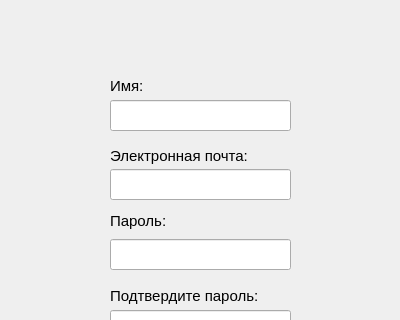
The window that qt files/registration.ui (gamr416/Keeps) describes before a commit, drawn with Qt 5; both pictures show x 0 to 400 and y 0 to 320 of the 400 by 500 pixel window.
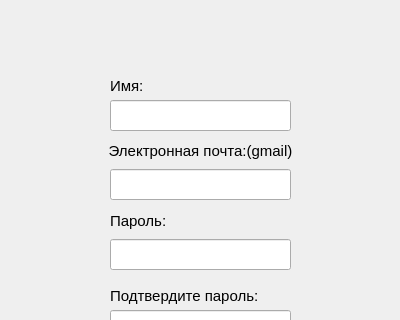
The same window after the commit.

Commit message: checkpoint for MainWindow, AddWindow i4

The edit to the form file:
```diff
--- a/qt files/registration.ui
+++ b/qt files/registration.ui
@@ -1,7 +1,7 @@
 <?xml version="1.0" encoding="UTF-8"?>
 <ui version="4.0">
  <class>registration_window</class>
- <widget class="QMainWindow" name="registration_window">
+ <widget class="QWidget" name="registration_window">
   <property name="geometry">
    <rect>
     <x>0</x>
@@ -119,10 +119,10 @@
    <widget class="QLabel" name="email_label">
     <property name="geometry">
      <rect>
-      <x>110</x>
-      <y>140</y>
-      <width>181</width>
-      <height>31</height>
+      <x>100</x>
+      <y>130</y>
+      <width>201</width>
+      <height>41</height>
      </rect>
     </property>
     <property name="font">
@@ -131,7 +131,10 @@
      </font>
     </property>
     <property name="text">
-     <string>Электронная почта:</string>
+     <string>Электронная почта:(gmail)</string>
+    </property>
+    <property name="alignment">
+     <set>Qt::AlignCenter</set>
     </property>
    </widget>
    <widget class="QLineEdit" name="name_input">
```
The commit also changes 15 other files.
